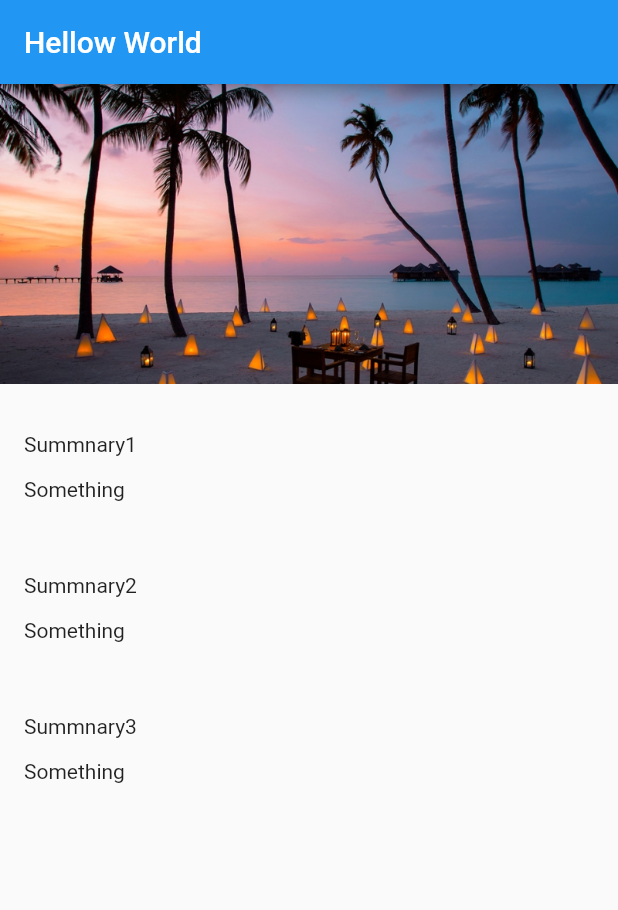
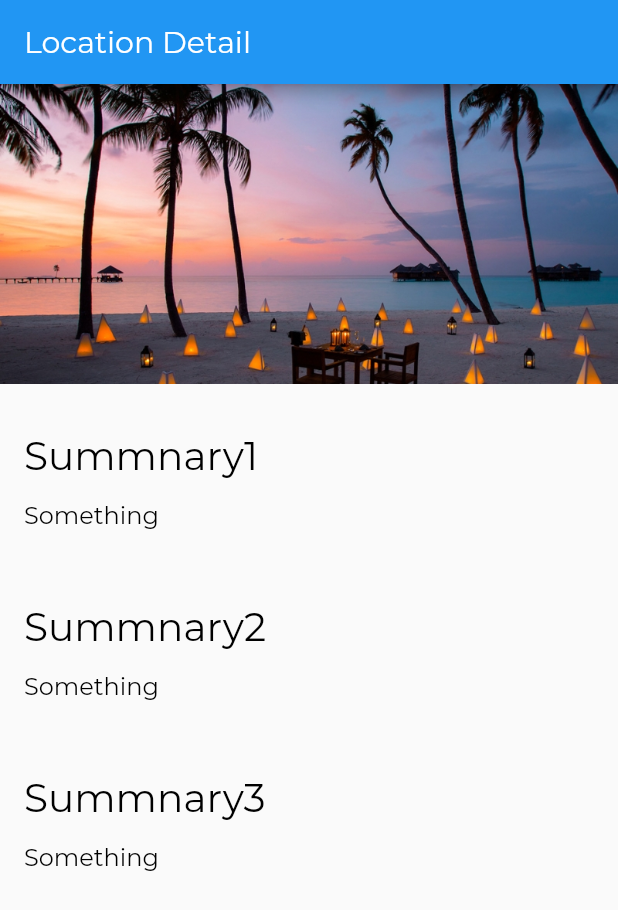
Before and after one commit to akshatsingh1718/destination-flutter, a Flutter app: the screen it shows after launch, on a phone screen of 412 x 824 dp. Shown: the top 910 px of the screen. Run offline on Flutter 3.47's test engine with Material 2 defaults, Android fonts, the phone set to English and light mode, and no system bars.

Commit message:
chaged textTheme of fonts

```diff
--- /dev/null
+++ b/lib/app.dart
@@ -0,0 +1,21 @@
+import 'package:flutter/material.dart';
+import 'screens/location_detail/location_detail.dart';
+import './style.dart';
+
+class App extends StatelessWidget {
+  @override
+  Widget build(BuildContext context) {
+    return MaterialApp(
+      theme: ThemeData(
+        appBarTheme: AppBarTheme(
+          textTheme: TextTheme(title: AppBarTextStyle),
+        ),
+        textTheme: TextTheme(
+          title: TitleTextStyle,
+          body1: Body1TextStyle,
+        ),
+      ),
+      home: LocationDetail(),
+    );
+  }
+}
--- a/lib/main.dart
+++ b/lib/main.dart
@@ -1,5 +1,5 @@
 import 'package:flutter/material.dart';
-import './screens/app.dart';
+import 'app.dart';
 
 void main() => runApp(MyApp());
 
--- a/lib/screens/app.dart
+++ /dev/null
@@ -1,14 +0,0 @@
-import 'package:flutter/material.dart';
-import './location_detail/location_detail.dart';
-
-class App extends StatelessWidget {
-  @override
-  Widget build(BuildContext context) {
-    return MaterialApp(
-      theme: ThemeData(
-        appBarTheme: AppBarTheme(),
-      ),
-      home: LocationDetail(),
-    );
-  }
-}
--- a/lib/screens/location_detail/location_detail.dart
+++ b/lib/screens/location_detail/location_detail.dart
@@ -7,7 +7,7 @@ class LocationDetail extends StatelessWidget {
   Widget build(BuildContext context) {
     return Scaffold(
       appBar: AppBar(
-        title: Text("Hellow World"),
+        title: Text("Location Detail"),
       ),
       body: Column(
         /*
--- a/lib/screens/location_detail/text_section.dart
+++ b/lib/screens/location_detail/text_section.dart
@@ -16,11 +16,17 @@ class TextSection extends StatelessWidget {
       children: [
         Container(
           padding: const EdgeInsets.fromLTRB(_hPad, 32.0, _hPad, 4.0),
-          child: Text(_title),
+          child: Text(
+            _title,
+            style: Theme.of(context).textTheme.title,
+          ),
         ),
         Container(
           padding: const EdgeInsets.fromLTRB(_hPad, 10.0, _hPad, _hPad),
-          child: Text(_body),
+          child: Text(
+            _body,
+            style: Theme.of(context).textTheme.body1,
+          ),
         ),
       ],
     );
--- a/lib/style.dart
+++ b/lib/style.dart
@@ -13,3 +13,17 @@ const AppBarTextStyle = TextStyle(
   fontSize: MediumTextSize,
   color: Colors.white,
 );
+
+const TitleTextStyle = TextStyle(
+  fontFamily: FontNameDefault,
+  fontWeight: FontWeight.w300,
+  fontSize: LargeTextSize,
+  color: Colors.black,
+);
+
+const Body1TextStyle = TextStyle(
+  fontFamily: FontNameDefault,
+  fontWeight: FontWeight.w300,
+  fontSize: BodyTextSize,
+  color: Colors.black,
+);
```
